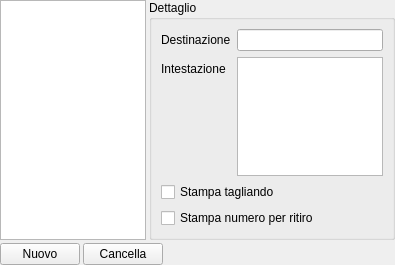
Above: src/destinazionidlg.ui from mtonin/gestcassa before the change. Below: the same form after it.
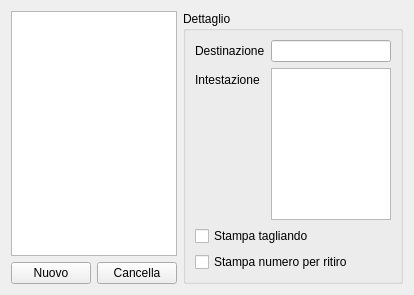
That is the form after the change.

```diff
--- a/src/destinazionidlg.ui
+++ b/src/destinazionidlg.ui
@@ -6,22 +6,16 @@
    <rect>
     <x>0</x>
     <y>0</y>
-    <width>395</width>
-    <height>265</height>
+    <width>414</width>
+    <height>295</height>
    </rect>
   </property>
   <property name="windowTitle">
    <string>Form</string>
   </property>
+  <layout class="QHBoxLayout" name="horizontalLayout_2" stretch="1,2">
+   <item>
   <layout class="QVBoxLayout" name="verticalLayout">
-   <property name="spacing">
-    <number>3</number>
-   </property>
-   <property name="margin">
-    <number>0</number>
-   </property>
-   <item>
-    <layout class="QHBoxLayout" name="horizontalLayout_2">
      <item>
       <widget class="QTableView" name="destinazioneTbl">
        <property name="editTriggers">
@@ -51,6 +45,26 @@
       </widget>
      </item>
      <item>
+      <layout class="QHBoxLayout" name="horizontalLayout">
+       <item>
+        <widget class="QPushButton" name="nuovoBtn">
+         <property name="text">
+          <string>Nuovo</string>
+         </property>
+        </widget>
+       </item>
+       <item>
+        <widget class="QPushButton" name="cancellaBtn">
+         <property name="text">
+          <string>Cancella</string>
+         </property>
+        </widget>
+       </item>
+      </layout>
+     </item>
+    </layout>
+   </item>
+   <item>
       <widget class="QGroupBox" name="groupBox">
        <property name="title">
         <string>Dettaglio</string>
@@ -111,39 +125,9 @@
       </widget>
      </item>
     </layout>
-   </item>
-   <item>
-    <layout class="QHBoxLayout" name="horizontalLayout">
-     <item>
-      <widget class="QPushButton" name="nuovoBtn">
-       <property name="text">
-        <string>Nuovo</string>
-       </property>
-      </widget>
-     </item>
-     <item>
-      <widget class="QPushButton" name="cancellaBtn">
-       <property name="text">
-        <string>Cancella</string>
-       </property>
-      </widget>
-     </item>
-     <item>
-      <spacer name="horizontalSpacer">
-       <property name="orientation">
-        <enum>Qt::Horizontal</enum>
-       </property>
-       <property name="sizeHint" stdset="0">
-        <size>
-         <width>40</width>
-         <height>20</height>
-        </size>
-       </property>
-      </spacer>
-     </item>
-    </layout>
-   </item>
-  </layout>
+  <zorder>verticalLayoutWidget</zorder>
+  <zorder>groupBox</zorder>
+  <zorder>destinazioneTbl</zorder>
  </widget>
  <resources/>
  <connections/>
```
Lines whose indentation alone changed are shown as unchanged.
